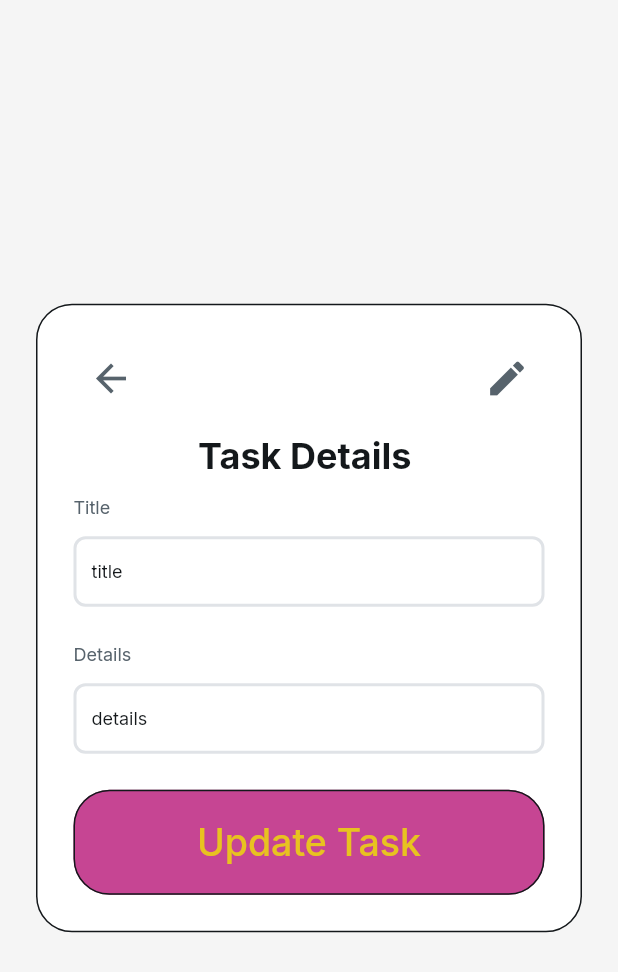
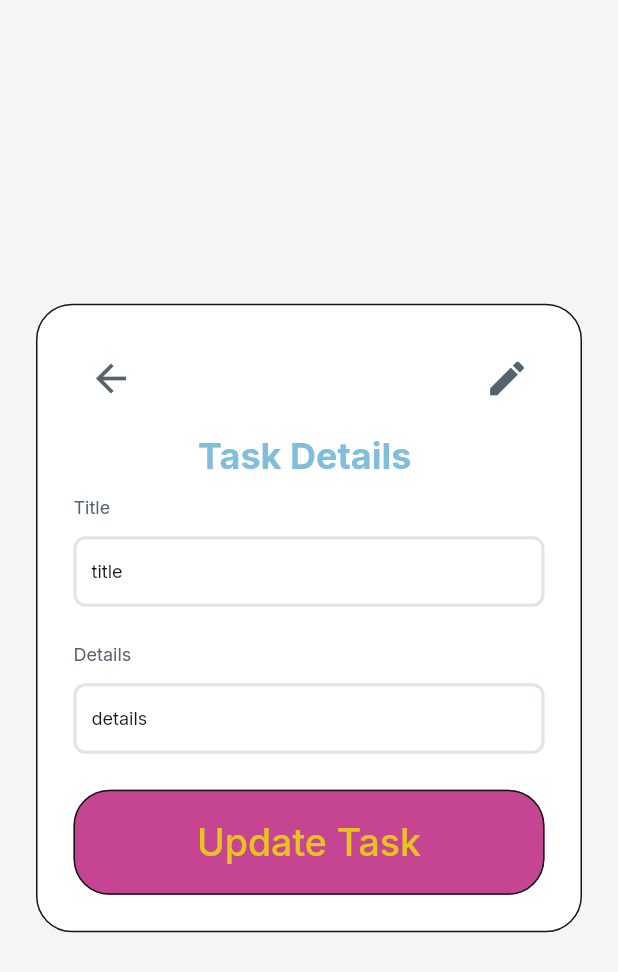
Before and after one commit to FaylynnVidrio/TodoApp-FlutterFlow, a Flutter app: the DetailsWidget screen opened by its route, on a phone screen of 412 x 824 dp. Shown: the top 972 px of the screen. Run offline on Flutter 3.47's test engine with Material 3 defaults, Android fonts, the phone set to English and light mode, and no system bars; drawn by our look-alikes of auto_size_text; our stand-ins replace cloud_firestore, easy_debounce, file_picker, firebase_auth, firebase_core, firebase_storage and 12 more; missing offline and left inert: json_path, mime_type; accounts and stored records are empty.

Commit message:
Updating to small change line the color of the 2 texts

```diff
--- a/lib/details/details_widget.dart
+++ b/lib/details/details_widget.dart
@@ -125,6 +125,7 @@ class _DetailsWidgetState extends State<DetailsWidget> {
                                 .headlineLarge
                                 .override(
                                   fontFamily: 'Inter',
+                                  color: const Color(0xFF80BEDC),
                                   letterSpacing: 0.0,
                                 ),
                           ),
--- a/lib/onboarding/onboarding_widget.dart
+++ b/lib/onboarding/onboarding_widget.dart
@@ -76,6 +76,7 @@ class _OnboardingWidgetState extends State<OnboardingWidget> {
                                 .headlineLarge
                                 .override(
                                   fontFamily: 'Inter',
+                                  color: const Color(0xFF80BEDC),
                                   letterSpacing: 0.0,
                                 ),
                           ),
```
